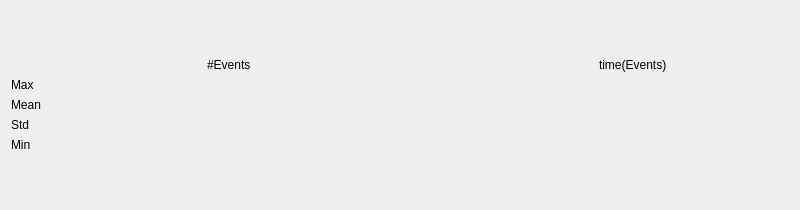
This is ctli/widgets/ui/DeviceEvents.ui in srgblnch/LinacGUI as Qt 5 draws it before an edit. The edited form follows.
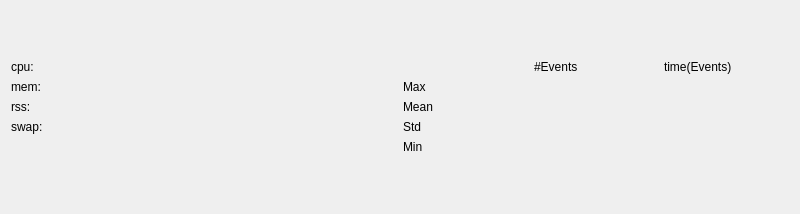
This is the edited form. Custom widgets are drawn as their Qt base class.

Commit message: insert process statistics

What changed in the file:
```diff
--- a/ctli/widgets/ui/DeviceEvents.ui
+++ b/ctli/widgets/ui/DeviceEvents.ui
@@ -7,7 +7,7 @@
     <x>0</x>
     <y>0</y>
     <width>800</width>
-    <height>210</height>
+    <height>214</height>
    </rect>
   </property>
   <property name="windowTitle">
@@ -16,18 +16,29 @@
   <layout class="QGridLayout" name="gridLayout_2">
    <item row="0" column="0">
     <layout class="QGridLayout" name="gridLayout">
-     <item row="2" column="0">
-      <widget class="QLabel" name="labelMax">
+     <item row="3" column="0">
+      <widget class="QLabel" name="LabelMemRss">
        <property name="text">
-        <string>Max</string>
+        <string>rss:</string>
        </property>
       </widget>
      </item>
-     <item row="3" column="3">
-      <widget class="TaurusLabel" name="EventsTimeMean"/>
+     <item row="4" column="1">
+      <widget class="TaurusLabel" name="mem_swap">
+       <property name="minimumSize">
+        <size>
+         <width>75</width>
+         <height>0</height>
+        </size>
+       </property>
+      </widget>
      </item>
-     <item row="4" column="3">
-      <widget class="TaurusLabel" name="EventsTimeStd"/>
+     <item row="1" column="0">
+      <widget class="QLabel" name="LabelCpuPercent">
+       <property name="text">
+        <string>cpu:</string>
+       </property>
+      </widget>
      </item>
      <item row="6" column="1">
       <spacer name="verticalSpacer">
@@ -42,53 +53,31 @@
        </property>
       </spacer>
      </item>
-     <item row="6" column="3">
-      <spacer name="verticalSpacer_4">
-       <property name="orientation">
-        <enum>Qt::Vertical</enum>
-       </property>
-       <property name="sizeHint" stdset="0">
-        <size>
-         <width>20</width>
-         <height>40</height>
-        </size>
-       </property>
-      </spacer>
-     </item>
-     <item row="0" column="2" rowspan="7">
-      <widget class="TaurusPlot" name="plot"/>
-     </item>
-     <item row="0" column="1">
-      <spacer name="verticalSpacer_2">
-       <property name="orientation">
-        <enum>Qt::Vertical</enum>
-       </property>
-       <property name="sizeHint" stdset="0">
-        <size>
-         <width>20</width>
-         <height>40</height>
-        </size>
-       </property>
-      </spacer>
-     </item>
-     <item row="2" column="3">
-      <widget class="TaurusLabel" name="EventsTimeMax">
-       <property name="minimumSize">
-        <size>
-         <width>75</width>
-         <height>0</height>
-        </size>
+     <item row="1" column="5">
+      <widget class="QLabel" name="EventsTimeLabel">
+       <property name="text">
+        <string>time(Events)</string>
        </property>
       </widget>
      </item>
-     <item row="5" column="3">
+     <item row="5" column="5">
       <widget class="TaurusLabel" name="EventsTimeMin"/>
      </item>
      <item row="3" column="1">
+      <widget class="TaurusLabel" name="mem_rss">
+       <property name="minimumSize">
+        <size>
+         <width>75</width>
+         <height>0</height>
+        </size>
+       </property>
+      </widget>
+     </item>
+     <item row="3" column="4">
       <widget class="TaurusLabel" name="EventsNumberMean"/>
      </item>
-     <item row="0" column="3">
-      <spacer name="verticalSpacer_3">
+     <item row="0" column="1">
+      <spacer name="verticalSpacer_2">
        <property name="orientation">
         <enum>Qt::Vertical</enum>
        </property>
@@ -100,8 +89,11 @@
        </property>
       </spacer>
      </item>
-     <item row="2" column="1">
-      <widget class="TaurusLabel" name="EventsNumberMax">
+     <item row="3" column="5">
+      <widget class="TaurusLabel" name="EventsTimeMean"/>
+     </item>
+     <item row="1" column="1">
+      <widget class="TaurusLabel" name="cpu_percent">
        <property name="minimumSize">
         <size>
          <width>75</width>
@@ -110,44 +102,120 @@
        </property>
       </widget>
      </item>
-     <item row="3" column="0">
-      <widget class="QLabel" name="labelMean">
-       <property name="text">
-        <string>Mean</string>
+     <item row="2" column="5">
+      <widget class="TaurusLabel" name="EventsTimeMax">
+       <property name="minimumSize">
+        <size>
+         <width>75</width>
+         <height>0</height>
+        </size>
        </property>
       </widget>
      </item>
-     <item row="4" column="0">
+     <item row="4" column="3">
       <widget class="QLabel" name="labelStd">
        <property name="text">
         <string>Std</string>
        </property>
       </widget>
      </item>
-     <item row="5" column="0">
+     <item row="5" column="3">
       <widget class="QLabel" name="labelMin">
        <property name="text">
         <string>Min</string>
        </property>
       </widget>
      </item>
-     <item row="5" column="1">
-      <widget class="TaurusLabel" name="EventsNumberMin"/>
+     <item row="4" column="0">
+      <widget class="QLabel" name="LabelMemSwap">
+       <property name="text">
+        <string>swap:</string>
+       </property>
+      </widget>
      </item>
-     <item row="4" column="1">
+     <item row="4" column="4">
       <widget class="TaurusLabel" name="EventsNumberStd"/>
      </item>
-     <item row="1" column="1">
+     <item row="4" column="5">
+      <widget class="TaurusLabel" name="EventsTimeStd"/>
+     </item>
+     <item row="2" column="3">
+      <widget class="QLabel" name="labelMax">
+       <property name="text">
+        <string>Max</string>
+       </property>
+      </widget>
+     </item>
+     <item row="3" column="3">
+      <widget class="QLabel" name="labelMean">
+       <property name="text">
+        <string>Mean</string>
+       </property>
+      </widget>
+     </item>
+     <item row="5" column="4">
+      <widget class="TaurusLabel" name="EventsNumberMin"/>
+     </item>
+     <item row="2" column="0">
+      <widget class="QLabel" name="LabelMemPercent">
+       <property name="text">
+        <string>mem:</string>
+       </property>
+      </widget>
+     </item>
+     <item row="0" column="5">
+      <spacer name="verticalSpacer_3">
+       <property name="orientation">
+        <enum>Qt::Vertical</enum>
+       </property>
+       <property name="sizeHint" stdset="0">
+        <size>
+         <width>20</width>
+         <height>40</height>
+        </size>
+       </property>
+      </spacer>
+     </item>
+     <item row="1" column="4">
       <widget class="QLabel" name="EventsNumberLabel">
        <property name="text">
         <string>#Events</string>
        </property>
       </widget>
      </item>
-     <item row="1" column="3">
-      <widget class="QLabel" name="EventsTimeLabel">
-       <property name="text">
-        <string>time(Events)</string>
+     <item row="0" column="2" rowspan="7">
+      <widget class="TaurusPlot" name="plot"/>
+     </item>
+     <item row="6" column="5">
+      <spacer name="verticalSpacer_4">
+       <property name="orientation">
+        <enum>Qt::Vertical</enum>
+       </property>
+       <property name="sizeHint" stdset="0">
+        <size>
+         <width>20</width>
+         <height>40</height>
+        </size>
+       </property>
+      </spacer>
+     </item>
+     <item row="2" column="4">
+      <widget class="TaurusLabel" name="EventsNumberMax">
+       <property name="minimumSize">
+        <size>
+         <width>75</width>
+         <height>0</height>
+        </size>
+       </property>
+      </widget>
+     </item>
+     <item row="2" column="1">
+      <widget class="TaurusLabel" name="mem_percent">
+       <property name="minimumSize">
+        <size>
+         <width>75</width>
+         <height>0</height>
+        </size>
        </property>
       </widget>
      </item>
@@ -156,11 +224,6 @@
   </layout>
  </widget>
  <customwidgets>
-  <customwidget>
-   <class>TaurusPlot</class>
-   <extends>QwtPlot</extends>
-   <header>taurus.qt.qtgui.plot</header>
-  </customwidget>
   <customwidget>
    <class>TaurusWidget</class>
    <extends>QWidget</extends>
@@ -173,9 +236,9 @@
    <header>taurus.qt.qtgui.display</header>
   </customwidget>
   <customwidget>
-   <class>QwtPlot</class>
+   <class>TaurusPlot</class>
    <extends>QFrame</extends>
-   <header>qwt_plot.h</header>
+   <header>taurus.qt.qtgui.plot</header>
   </customwidget>
  </customwidgets>
  <resources/>
```
The commit also changes 2 other files.
